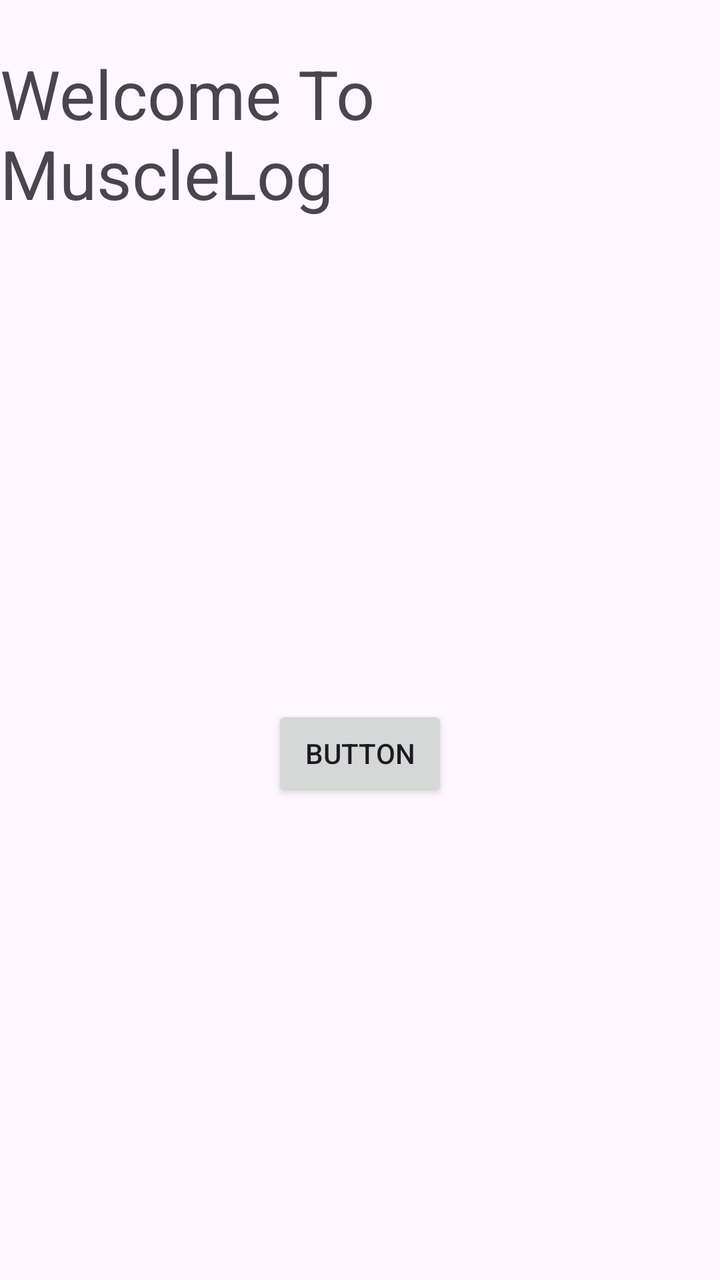
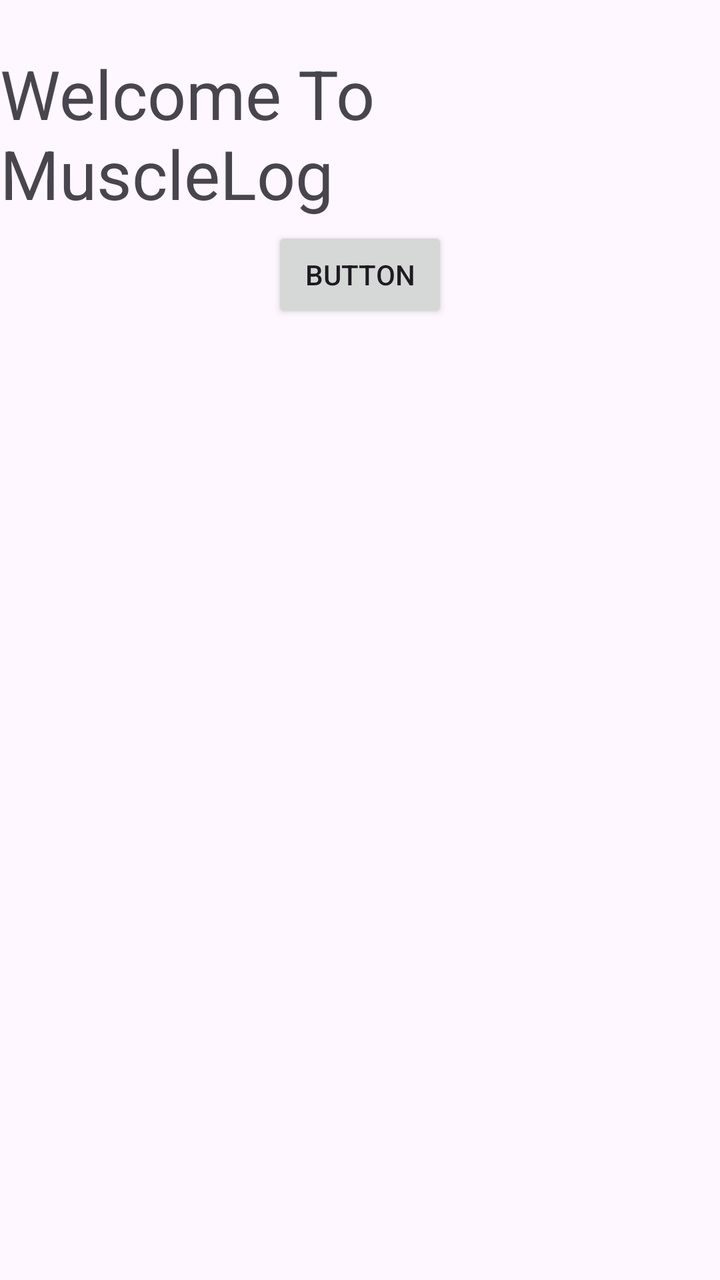

Before-and-after screenshots of an Android layout around one commit, followed by the original layout XML and the change that was made.
<!-- AndroidManifest.xml: application theme Theme.MuscleLog -->
<!-- res/layout/activity_main.xml -->
<?xml version="1.0" encoding="utf-8"?>
<androidx.constraintlayout.widget.ConstraintLayout xmlns:android="http://schemas.android.com/apk/res/android"
    xmlns:app="http://schemas.android.com/apk/res-auto"
    xmlns:tools="http://schemas.android.com/tools"
    android:id="@+id/recTextView"
    android:layout_width="match_parent"
    android:layout_height="match_parent"
    tools:context=".MainActivity">

    <TextView
        android:id="@+id/titleMain"
        android:layout_width="0dp"
        android:layout_height="wrap_content"
        android:layout_marginTop="24dp"
        android:text="@string/actMainTitle"
        android:textAlignment="center"
        android:textSize="34sp"
        app:layout_constraintEnd_toEndOf="parent"
        app:layout_constraintHorizontal_bias="1.0"
        app:layout_constraintStart_toStartOf="parent"
        app:layout_constraintTop_toTopOf="parent" />

    <Button
        android:id="@+id/button"
        android:layout_width="wrap_content"
        android:layout_height="wrap_content"
        android:layout_marginTop="4dp"
        android:onClick="button1"
        android:text="Button"
        app:layout_constraintBottom_toBottomOf="parent"
        app:layout_constraintEnd_toEndOf="parent"
        app:layout_constraintStart_toStartOf="parent"
        app:layout_constraintTop_toBottomOf="@+id/titleMain" />

</androidx.constraintlayout.widget.ConstraintLayout>
<!-- resources referenced by this layout -->
<resources>
  <string name="actMainTitle">Welcome To MuscleLog</string>
  <style name="Theme.MuscleLog" parent="Base.Theme.MuscleLog" />
  <style name="Base.Theme.MuscleLog" parent="Theme.Material3.DayNight.NoActionBar">
          
          
      </style>
</resources>

<!-- the commit's change to res/layout/activity_main.xml (unified diff, before → after) -->
@@ -2,7 +2,6 @@
 <androidx.constraintlayout.widget.ConstraintLayout xmlns:android="http://schemas.android.com/apk/res/android"
     xmlns:app="http://schemas.android.com/apk/res-auto"
     xmlns:tools="http://schemas.android.com/tools"
-    android:id="@+id/recTextView"
     android:layout_width="match_parent"
     android:layout_height="match_parent"
     tools:context=".MainActivity">
@@ -27,9 +26,21 @@
         android:layout_marginTop="4dp"
         android:onClick="button1"
         android:text="Button"
-        app:layout_constraintBottom_toBottomOf="parent"
         app:layout_constraintEnd_toEndOf="parent"
         app:layout_constraintStart_toStartOf="parent"
         app:layout_constraintTop_toBottomOf="@+id/titleMain" />
 
+    <androidx.recyclerview.widget.RecyclerView
+        android:id="@+id/recyclerViewMain"
+        android:layout_width="409dp"
+        android:layout_height="607dp"
+        android:layout_marginStart="1dp"
+        android:layout_marginTop="1dp"
+        android:layout_marginEnd="1dp"
+        android:layout_marginBottom="1dp"
+        app:layout_constraintBottom_toBottomOf="parent"
+        app:layout_constraintEnd_toEndOf="parent"
+        app:layout_constraintStart_toStartOf="parent"
+        app:layout_constraintTop_toBottomOf="@+id/button" />
+
 </androidx.constraintlayout.widget.ConstraintLayout>
